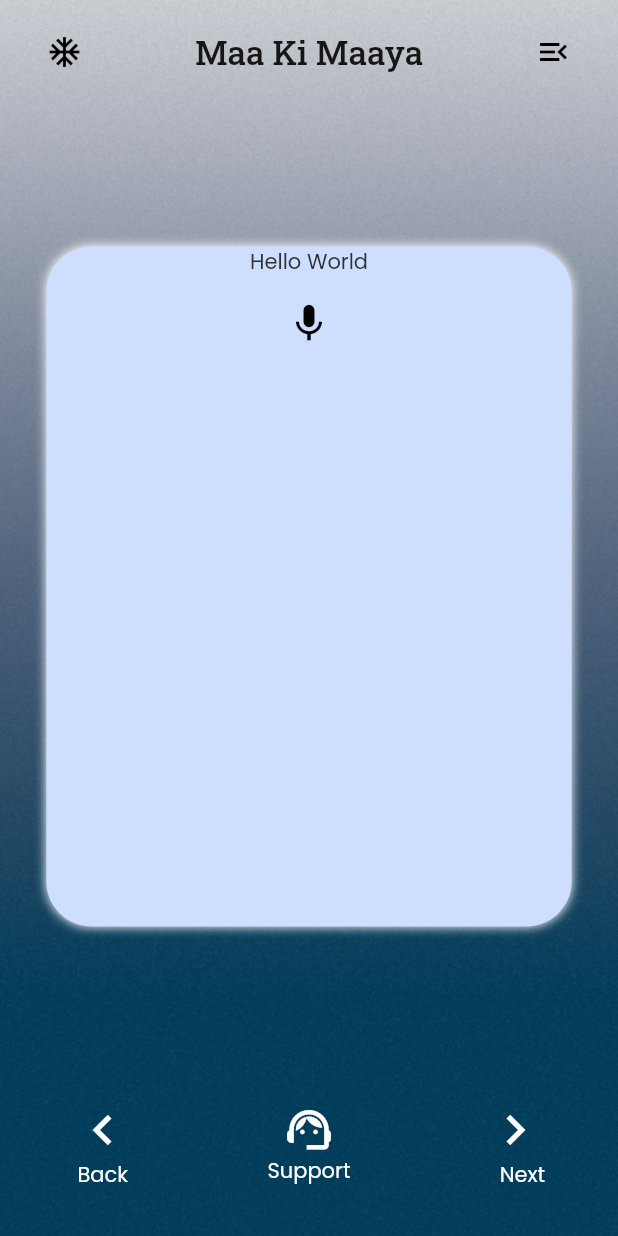
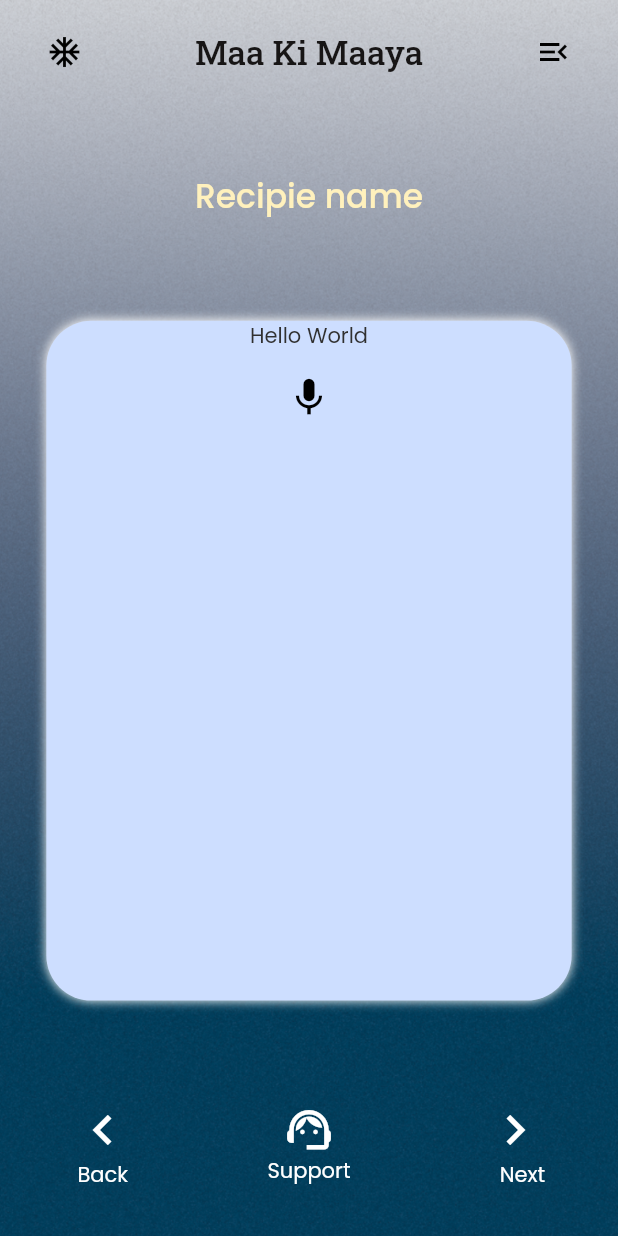
Before and after one commit to subramanyanavada123/rubix22-65-optimise-prime, a Flutter app: the RecipieWidget screen opened directly, on a phone screen of 412 x 824 dp. Run offline on Flutter 3.47's test engine with Material 2 defaults, Android fonts, the phone set to English and light mode, and no system bars; our stand-ins replace auto_size_text, font_awesome_flutter, google_fonts, page_transition, smooth_page_indicator, timeago; missing offline and left inert: json_path.

Commit message:
Updating to latest FlutterFlow output.

```diff
--- a/lib/recipie/recipie_widget.dart
+++ b/lib/recipie/recipie_widget.dart
@@ -91,6 +91,13 @@ class _RecipieWidgetState extends State<RecipieWidget> {
                       ],
                     ),
                   ),
+                  Text(
+                    'Recipie name',
+                    style: FlutterFlowTheme.title2.override(
+                      fontFamily: 'Poppins',
+                      color: Color(0xFFFFF1BD),
+                    ),
+                  ),
                   Row(
                     mainAxisSize: MainAxisSize.max,
                     children: [
```
